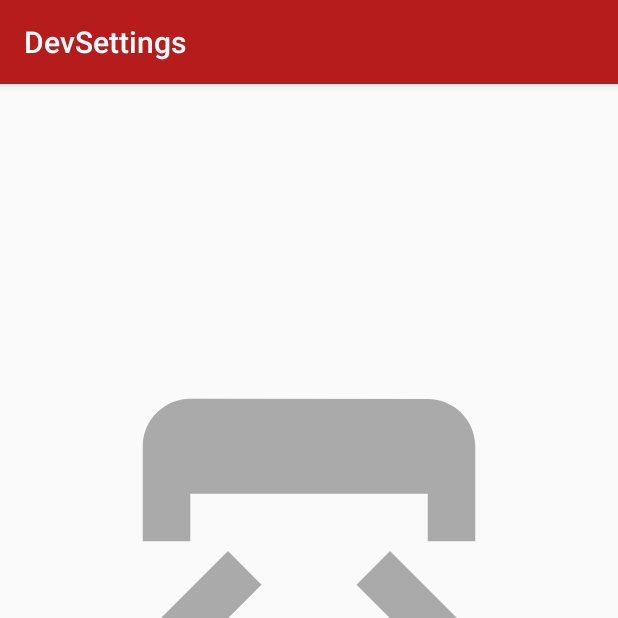
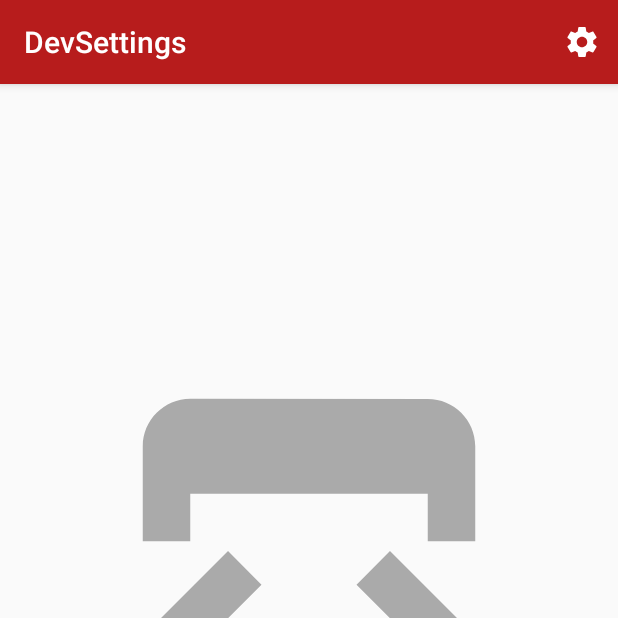
Before and after one commit to mchllngr/AndroidDevSettings, an Android app: the screen it shows after launch (MainActivity), on a phone screen of 412 x 824 dp, the top half of it. Run offline under Robolectric (Android 15) with nearby library versions, the phone set to English and light mode, and no system bars; our stand-ins replace ButterKnife, Timber; libraries missing offline, so code that uses them is left out: com.facebook.stetho, io.palaima.debugdrawer, jp.wasabeef.takt; 6 statements that could not run were skipped.

Commit message:
added menu-icon for accessing developer options; better error handling; updated icons; refactoring;

```diff
--- a/app/build.gradle
+++ b/app/build.gradle
@@ -47,7 +47,7 @@ android {
     buildTypes {
         release {
             minifyEnabled true
-            shrinkResources true
+//            shrinkResources true // FIXME https://code.google.com/p/android/issues/detail?id=206259
             debuggable false
             proguardFiles getDefaultProguardFile('proguard-android.txt'), 'proguard-rules.pro'
             signingConfig signingConfigs.release
--- /dev/null
+++ b/app/src/main/res/drawable/ic_settings_white_24dp.xml
@@ -0,0 +1,11 @@
+<vector xmlns:android="http://schemas.android.com/apk/res/android"
+    android:width="24dp"
+    android:height="24dp"
+    android:viewportHeight="24.0"
+    android:viewportWidth="24.0">
+
+    <path
+        android:fillColor="#FFFFFFFF"
+        android:pathData="M19.43,12.98c0.04,-0.32 0.07,-0.64 0.07,-0.98s-0.03,-0.66 -0.07,-0.98l2.11,-1.65c0.19,-0.15 0.24,-0.42 0.12,-0.64l-2,-3.46c-0.12,-0.22 -0.39,-0.3 -0.61,-0.22l-2.49,1c-0.52,-0.4 -1.08,-0.73 -1.69,-0.98l-0.38,-2.65C14.46,2.18 14.25,2 14,2h-4c-0.25,0 -0.46,0.18 -0.49,0.42l-0.38,2.65c-0.61,0.25 -1.17,0.59 -1.69,0.98l-2.49,-1c-0.23,-0.09 -0.49,0 -0.61,0.22l-2,3.46c-0.13,0.22 -0.07,0.49 0.12,0.64l2.11,1.65c-0.04,0.32 -0.07,0.65 -0.07,0.98s0.03,0.66 0.07,0.98l-2.11,1.65c-0.19,0.15 -0.24,0.42 -0.12,0.64l2,3.46c0.12,0.22 0.39,0.3 0.61,0.22l2.49,-1c0.52,0.4 1.08,0.73 1.69,0.98l0.38,2.65c0.03,0.24 0.24,0.42 0.49,0.42h4c0.25,0 0.46,-0.18 0.49,-0.42l0.38,-2.65c0.61,-0.25 1.17,-0.59 1.69,-0.98l2.49,1c0.23,0.09 0.49,0 0.61,-0.22l2,-3.46c0.12,-0.22 0.07,-0.49 -0.12,-0.64l-2.11,-1.65zM12,15.5c-1.93,0 -3.5,-1.57 -3.5,-3.5s1.57,-3.5 3.5,-3.5 3.5,1.57 3.5,3.5 -1.57,3.5 -3.5,3.5z" />
+
+</vector>
--- /dev/null
+++ b/app/src/main/res/menu/menu_main.xml
@@ -0,0 +1,11 @@
+<?xml version="1.0" encoding="utf-8"?>
+<menu xmlns:android="http://schemas.android.com/apk/res/android"
+    xmlns:app="http://schemas.android.com/apk/res-auto">
+
+    <item
+        android:id="@+id/developer_options"
+        android:title="@string/open_developer_options"
+        android:icon="@drawable/ic_settings_white_24dp"
+        app:showAsAction="always"/>
+
+</menu>
--- a/app/src/main/res/values/strings.xml
+++ b/app/src/main/res/values/strings.xml
@@ -2,5 +2,6 @@
 <resources>
 
     <string name="app_name">DevSettings</string>
+    <string name="open_developer_options">Open developer options</string>
 
 </resources>
--- a/build.gradle
+++ b/build.gradle
@@ -29,8 +29,8 @@ ext {
     TARGET_SDK_VERSION = 24
 
     // Version
-    MAJOR_VERSION = 0
-    MINOR_VERSION = 1
+    MAJOR_VERSION = 1
+    MINOR_VERSION = 0
     BUGFIX_VERSION = 0
     VERSIONCODE = MAJOR_VERSION * 1000000 + MINOR_VERSION * 1000 + BUGFIX_VERSION
     VERSIONAME = "$MAJOR_VERSION.$MINOR_VERSION.$BUGFIX_VERSION"
```
Also changed, not shown: app/src/main/java/de/mchllngr/devsettings/module/main/MainActivity.java (+36 -2 lines), app/src/main/java/de/mchllngr/devsettings/service/DevSettingsTileService.java (+4 -4 lines), app/src/main/java/de/mchllngr/devsettings/util/DevSettingsUtil.java (+23 -6 lines), app/src/main/res/drawable/ic_developer_mode_white_24dp.xml (+7 -5 lines), app/src/debug/res/mipmap-hdpi/ic_launcher.png, app/src/debug/res/mipmap-mdpi/ic_launcher.png, app/src/debug/res/mipmap-xhdpi/ic_launcher.png, app/src/debug/res/mipmap-xxhdpi/ic_launcher.png, app/src/debug/res/mipmap-xxxhdpi/ic_launcher.png, 6 other files.
